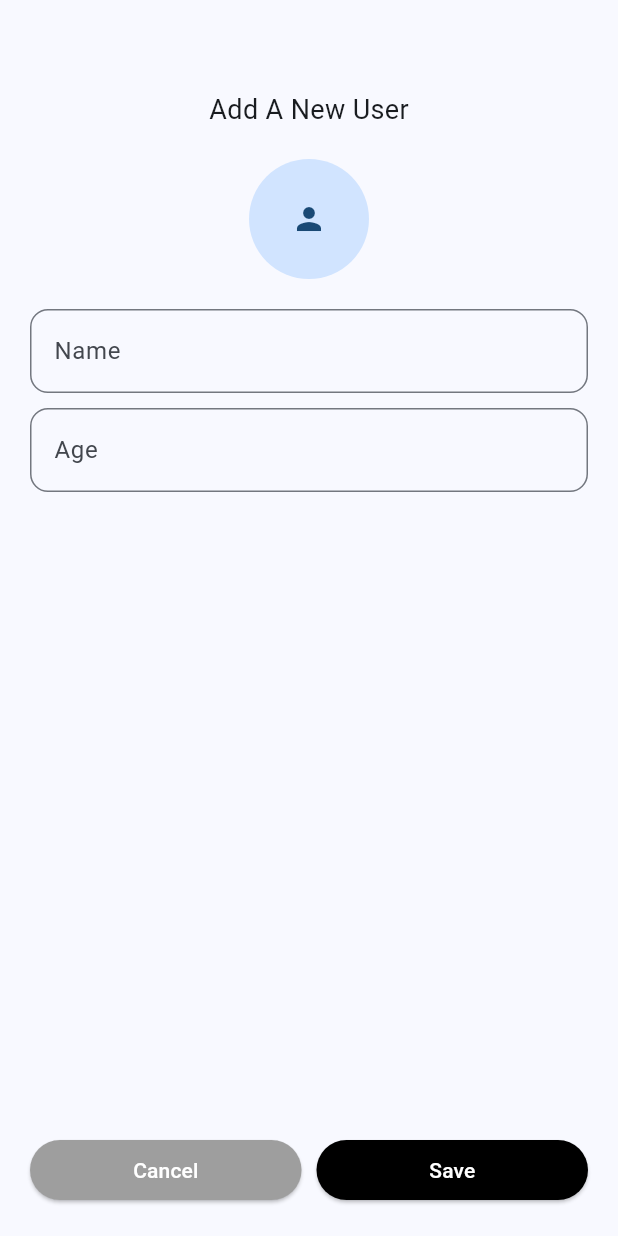
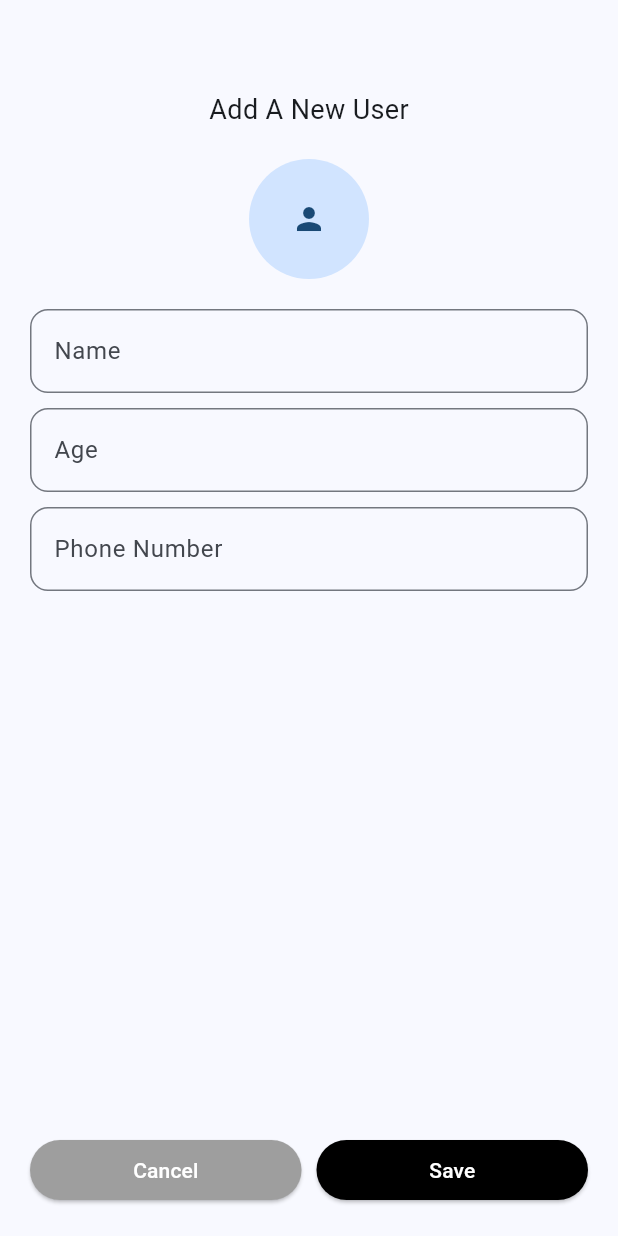
Before and after one commit to JamsheedOzzr/totalx_task, a Flutter app: the HomeScreen screen opened directly, after a tap on the "add" icon, on a phone screen of 412 x 824 dp. Run offline on Flutter 3.47's test engine with Material 3 defaults, Android fonts, the phone set to English and light mode, and no system bars; our stand-ins replace image_picker, pinput; missing offline and left inert: sendotp_flutter_sdk.

Commit message:
feat: implement phone authentication flow using sendotp_flutter_sdk and add user management UI components

```diff
--- a/lib/controllers/user_controller.dart
+++ b/lib/controllers/user_controller.dart
@@ -31,14 +31,7 @@ class UserController extends ChangeNotifier {
 
   void fetchUsers() {
     _isLoading = true;
-    // notifyListeners();
-    // Simulate fetching
-    _users = [
-      UserModel(id: '1', name: 'John Doe', phoneNumber: '1234567890', imageUrl: '', age: 45),
-      UserModel(id: '2', name: 'Jane Smith', phoneNumber: '0987654321', imageUrl: '', age: 65),
-      UserModel(id: '3', name: 'Alice', phoneNumber: '1112223334', imageUrl: '', age: 30),
-      UserModel(id: '4', name: 'Bob', phoneNumber: '5556667778', imageUrl: '', age: 70),
-    ];
+    _users = []; // Start with an empty list
     _isLoading = false;
     notifyListeners();
   }
--- a/lib/main.dart
+++ b/lib/main.dart
@@ -3,8 +3,13 @@ import 'package:provider/provider.dart';
 import 'controllers/auth_controller.dart';
 import 'controllers/user_controller.dart';
 import 'views/auth/login_screen.dart';
+import 'package:sendotp_flutter_sdk/sendotp_flutter_sdk.dart';
 
 void main() {
+  WidgetsFlutterBinding.ensureInitialized();
+
+  OTPWidget.initializeWidget('366472744963323537333733', '509817TtVhJZWi4tna69e49329P1');
+
   runApp(
     MultiProvider(
       providers: [
--- a/lib/views/home/add_user_screen.dart
+++ b/lib/views/home/add_user_screen.dart
@@ -16,12 +16,14 @@ class _AddUserScreenState extends State<AddUserScreen> {
   final _formKey = GlobalKey<FormState>();
   final TextEditingController _nameController = TextEditingController();
   final TextEditingController _ageController = TextEditingController();
+  final TextEditingController _phoneController = TextEditingController();
   File? _selectedImage;
 
   @override
   void dispose() {
     _nameController.dispose();
     _ageController.dispose();
+    _phoneController.dispose();
     super.dispose();
   }
 
@@ -70,7 +72,7 @@ class _AddUserScreenState extends State<AddUserScreen> {
       final newUser = UserModel(
         id: DateTime.now().millisecondsSinceEpoch.toString(),
         name: _nameController.text.trim(),
-        phoneNumber: '0000000000', // Default dummy as phone isn't in this UI yet
+        phoneNumber: _phoneController.text.trim(),
         imageUrl: _selectedImage?.path ?? '',
         age: int.parse(_ageController.text.trim()),
       );
@@ -155,6 +157,25 @@ class _AddUserScreenState extends State<AddUserScreen> {
                           ),
                         ),
 
+                        const SizedBox(height: 10),
+
+                        TextFormField(
+                          controller: _phoneController,
+                          keyboardType: TextInputType.phone,
+                          validator: (value) {
+                            if (value == null || value.trim().isEmpty) {
+                              return "Please enter a phone number";
+                            }
+                            return null;
+                          },
+                          decoration: InputDecoration(
+                            labelText: "Phone Number",
+                            border: OutlineInputBorder(
+                              borderRadius: BorderRadius.circular(12),
+                            ),
+                          ),
+                        ),
+
                         const Spacer(),
                         const SizedBox(height: 20),
 
--- a/lib/views/widgets/user_card.dart
+++ b/lib/views/widgets/user_card.dart
@@ -38,8 +38,9 @@ class UserCard extends StatelessWidget {
           Column(
             crossAxisAlignment: CrossAxisAlignment.start,
             children: [
-              Text(user.name),
+              Text(user.name, style: const TextStyle(fontWeight: FontWeight.bold)),
               Text("Age: ${user.age}"),
+              Text(user.phoneNumber, style: const TextStyle(fontSize: 12, color: Colors.grey)),
             ],
           )
         ],
--- a/pubspec.yaml
+++ b/pubspec.yaml
@@ -37,6 +37,9 @@ dependencies:
   provider: ^6.1.5+1
   google_fonts: ^8.0.2
   image_picker: ^1.2.1
+  pinput: ^6.0.2
+  http: ^1.6.0
+  sendotp_flutter_sdk: ^0.0.2
 
 dev_dependencies:
   flutter_test:
```
Also changed, not shown: lib/controllers/auth_controller.dart (+70 -5 lines), lib/views/auth/login_screen.dart (+28 -4 lines), lib/views/auth/otp_screen.dart (+55 -15 lines), pubspec.lock.
